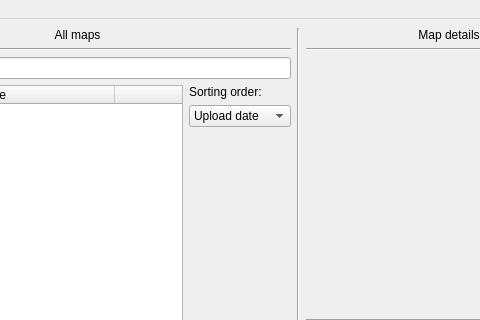
Qt form ui/main.ui (Unvire/Quest3-beatsaber-playlist-manager) before a commit; both pictures show x 598 to 1078 and y 0 to 320 of the 1209 by 627 pixel window.
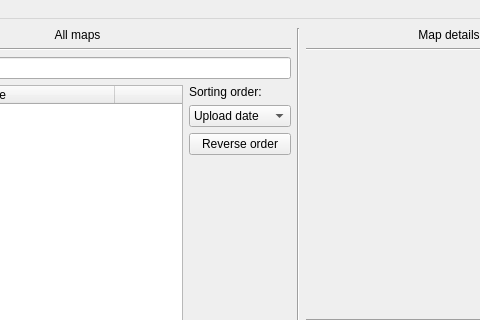
The same form after that commit.

Commit message: Adds button for reversing sorting order

Patch:
```diff
--- a/ui/main.ui
+++ b/ui/main.ui
@@ -317,6 +317,13 @@
               </item>
              </widget>
             </item>
+            <item>
+             <widget class="QPushButton" name="reverseSortingOrderButton">
+              <property name="text">
+               <string>Reverse order</string>
+              </property>
+             </widget>
+            </item>
             <item>
              <spacer name="verticalSpacer_5">
               <property name="orientation">
```
The commit also changes 2 other files.
